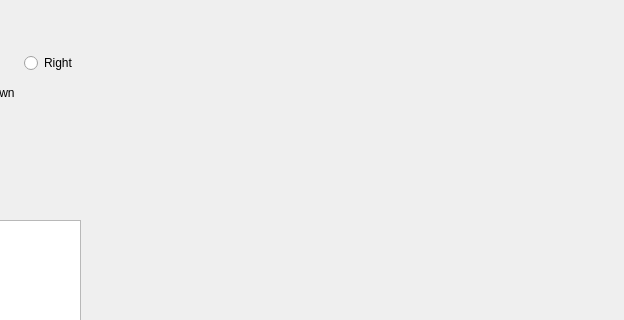
Old version of the form student/13/match3/mainwindow.ui in the repository eerotarri/Programming-2; both pictures show x 176 to 800 and y 0 to 320 of the 800 by 600 pixel window.
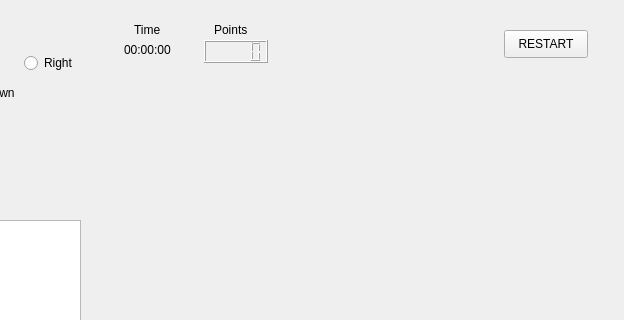
New version of the form.

```diff
--- a/student/13/match3/mainwindow.ui
+++ b/student/13/match3/mainwindow.ui
@@ -85,6 +85,68 @@
      <string>Down</string>
     </property>
    </widget>
+   <widget class="QLabel" name="timeText">
+    <property name="geometry">
+     <rect>
+      <x>310</x>
+      <y>20</y>
+      <width>63</width>
+      <height>20</height>
+     </rect>
+    </property>
+    <property name="text">
+     <string>Time</string>
+    </property>
+   </widget>
+   <widget class="QLabel" name="pointText">
+    <property name="geometry">
+     <rect>
+      <x>390</x>
+      <y>20</y>
+      <width>63</width>
+      <height>20</height>
+     </rect>
+    </property>
+    <property name="text">
+     <string>Points</string>
+    </property>
+   </widget>
+   <widget class="QLCDNumber" name="pointNumber">
+    <property name="geometry">
+     <rect>
+      <x>380</x>
+      <y>40</y>
+      <width>64</width>
+      <height>23</height>
+     </rect>
+    </property>
+   </widget>
+   <widget class="QLabel" name="timeLabel">
+    <property name="geometry">
+     <rect>
+      <x>300</x>
+      <y>40</y>
+      <width>63</width>
+      <height>20</height>
+     </rect>
+    </property>
+    <property name="text">
+     <string>00:00:00</string>
+    </property>
+   </widget>
+   <widget class="QPushButton" name="restartButton">
+    <property name="geometry">
+     <rect>
+      <x>680</x>
+      <y>30</y>
+      <width>84</width>
+      <height>28</height>
+     </rect>
+    </property>
+    <property name="text">
+     <string>RESTART</string>
+    </property>
+   </widget>
   </widget>
   <widget class="QMenuBar" name="menubar">
    <property name="geometry">
```
